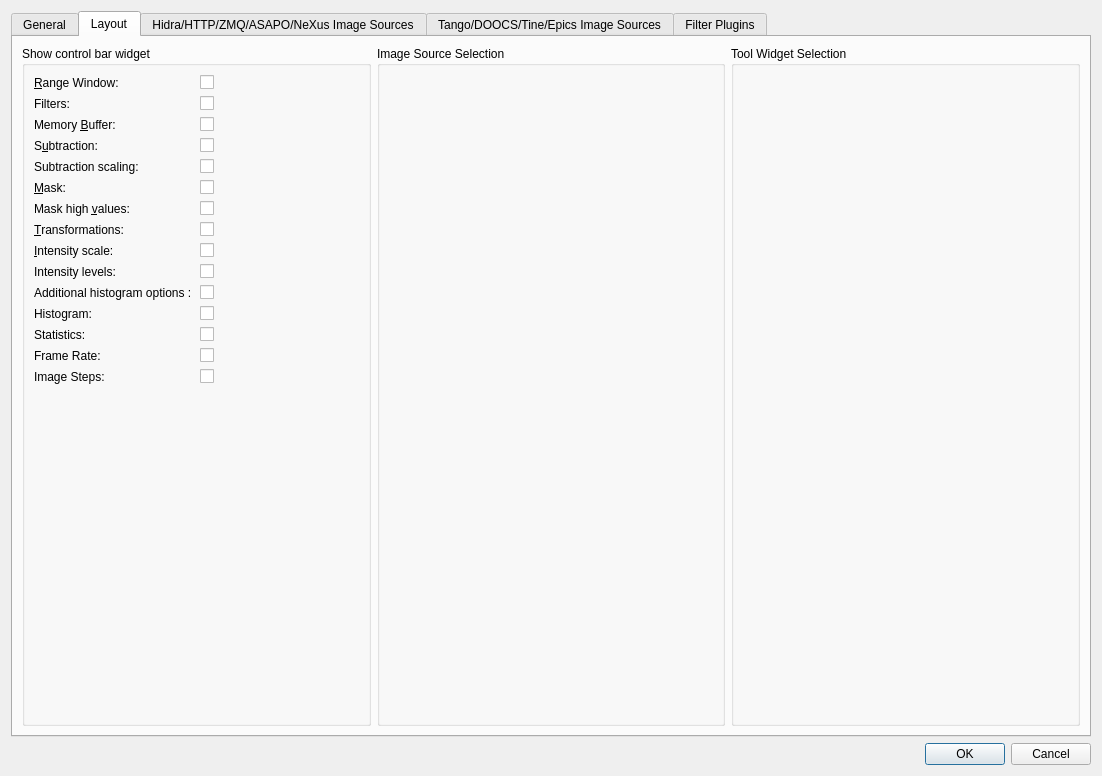
Qt form lavuelib/ui/ConfigDialog.ui (syncope/lavue) before a commit.
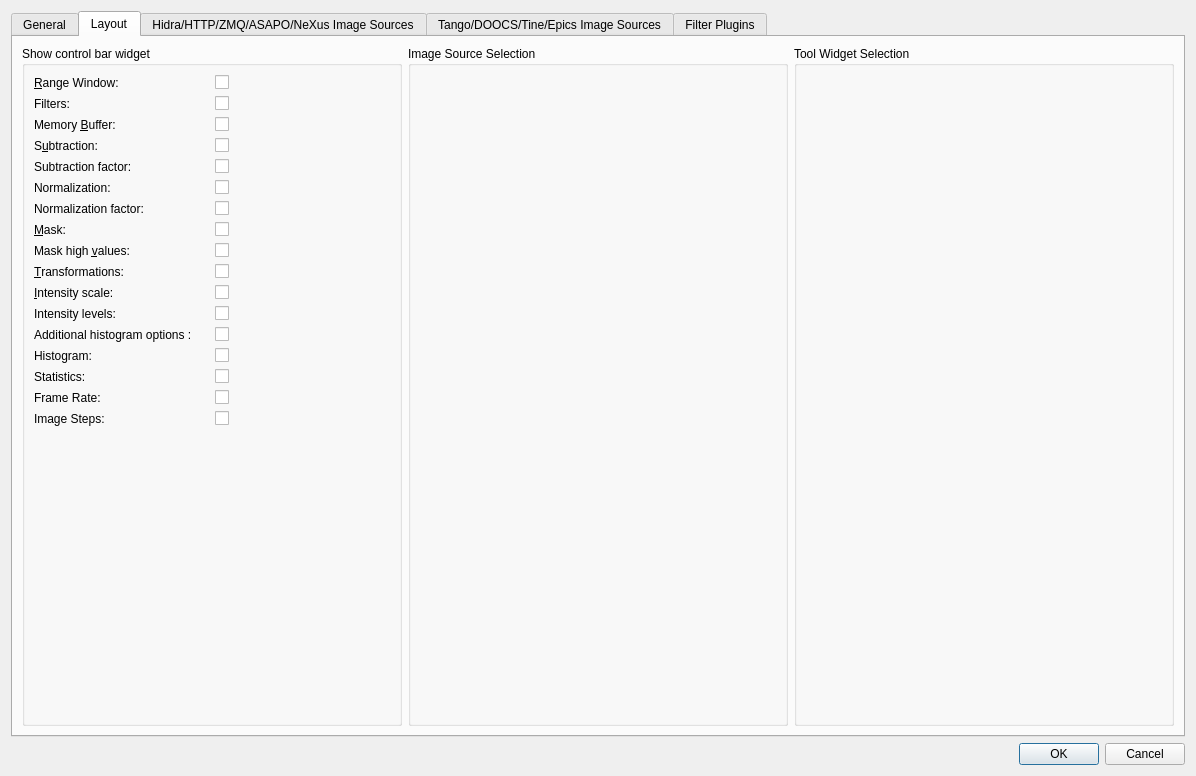
The same form after that commit. The open tabs and pages were chosen to show the change.

Patch:
```diff
--- a/lavuelib/ui/ConfigDialog.ui
+++ b/lavuelib/ui/ConfigDialog.ui
@@ -6,7 +6,7 @@
    <rect>
     <x>0</x>
     <y>0</y>
-    <width>1102</width>
+    <width>1196</width>
     <height>776</height>
    </rect>
   </property>
@@ -1177,7 +1177,7 @@
             </item>
             <item row="0" column="0">
              <layout class="QGridLayout" name="viewGridLayout">
-              <item row="16" column="0">
+              <item row="18" column="0">
                <widget class="QLabel" name="showstepsLabel">
                 <property name="toolTip">
                  <string>&lt;html&gt;&lt;head/&gt;&lt;body&gt;&lt;p&gt;show image steps widgets&lt;/p&gt;&lt;/body&gt;&lt;/html&gt;</string>
@@ -1190,7 +1190,7 @@
                 </property>
                </widget>
               </item>
-              <item row="14" column="0">
+              <item row="16" column="0">
                <widget class="QLabel" name="showstatsLabel">
                 <property name="toolTip">
                  <string>&lt;html&gt;&lt;head/&gt;&lt;body&gt;&lt;p&gt;show widgets with statistics values&lt;/p&gt;&lt;/body&gt;&lt;/html&gt;</string>
@@ -1203,7 +1203,7 @@
                 </property>
                </widget>
               </item>
-              <item row="7" column="0">
+              <item row="9" column="0">
                <widget class="QLabel" name="showmaskLabel">
                 <property name="toolTip">
                  <string>show widgets to select the image mask</string>
@@ -1216,7 +1216,7 @@
                 </property>
                </widget>
               </item>
-              <item row="8" column="0">
+              <item row="10" column="0">
                <widget class="QLabel" name="showmaskhighLabel">
                 <property name="toolTip">
                  <string>&lt;html&gt;&lt;head/&gt;&lt;body&gt;&lt;p&gt;show widgets to select the mask high pixel values&lt;/p&gt;&lt;/body&gt;&lt;/html&gt;</string>
@@ -1229,7 +1229,7 @@
                 </property>
                </widget>
               </item>
-              <item row="10" column="0">
+              <item row="12" column="0">
                <widget class="QLabel" name="showscaleLabel">
                 <property name="toolTip">
                  <string>show widgets to select the image intensity scale</string>
@@ -1242,17 +1242,17 @@
                 </property>
                </widget>
               </item>
-              <item row="13" column="1">
-               <widget class="QCheckBox" name="showhistoCheckBox">
-                <property name="toolTip">
-                 <string>show histogram to set range and color distribution</string>
-                </property>
-                <property name="text">
-                 <string/>
-                </property>
-               </widget>
-              </item>
               <item row="15" column="1">
+               <widget class="QCheckBox" name="showhistoCheckBox">
+                <property name="toolTip">
+                 <string>show histogram to set range and color distribution</string>
+                </property>
+                <property name="text">
+                 <string/>
+                </property>
+               </widget>
+              </item>
+              <item row="17" column="1">
                <widget class="QCheckBox" name="showframerateCheckBox">
                 <property name="toolTip">
                  <string>&lt;html&gt;&lt;head/&gt;&lt;body&gt;&lt;p&gt;show widgets to view frame rate in Hz&lt;/p&gt;&lt;/body&gt;&lt;/html&gt;</string>
@@ -1262,7 +1262,7 @@
                 </property>
                </widget>
               </item>
-              <item row="9" column="1">
+              <item row="11" column="1">
                <widget class="QCheckBox" name="showtransCheckBox">
                 <property name="toolTip">
                  <string>show widgets to select the image transformations</string>
@@ -1272,7 +1272,7 @@
                 </property>
                </widget>
               </item>
-              <item row="14" column="1">
+              <item row="16" column="1">
                <widget class="QCheckBox" name="showstatsCheckBox">
                 <property name="toolTip">
                  <string>&lt;html&gt;&lt;head/&gt;&lt;body&gt;&lt;p&gt;show widgets with statistics values&lt;/p&gt;&lt;/body&gt;&lt;/html&gt;</string>
@@ -1282,7 +1282,7 @@
                 </property>
                </widget>
               </item>
-              <item row="11" column="0">
+              <item row="13" column="0">
                <widget class="QLabel" name="showlevelsLabel">
                 <property name="toolTip">
                  <string>show widgets to select the image intensity levels</string>
@@ -1295,17 +1295,17 @@
                 </property>
                </widget>
               </item>
-              <item row="10" column="1">
-               <widget class="QCheckBox" name="showscaleCheckBox">
-                <property name="toolTip">
-                 <string>show widgets to select the image intensity scale</string>
-                </property>
-                <property name="text">
-                 <string/>
-                </property>
-               </widget>
-              </item>
               <item row="12" column="1">
+               <widget class="QCheckBox" name="showscaleCheckBox">
+                <property name="toolTip">
+                 <string>show widgets to select the image intensity scale</string>
+                </property>
+                <property name="text">
+                 <string/>
+                </property>
+               </widget>
+              </item>
+              <item row="14" column="1">
                <widget class="QCheckBox" name="showaddhistoCheckBox">
                 <property name="toolTip">
                  <string>&lt;html&gt;&lt;head/&gt;&lt;body&gt;&lt;p&gt;show additional histogram options like image data step and bin edges algorithm&lt;/p&gt;&lt;/body&gt;&lt;/html&gt;</string>
@@ -1315,7 +1315,7 @@
                 </property>
                </widget>
               </item>
-              <item row="13" column="0">
+              <item row="15" column="0">
                <widget class="QLabel" name="showhistoLabel">
                 <property name="toolTip">
                  <string>show histogram to set range and color distribution</string>
@@ -1328,14 +1328,14 @@
                 </property>
                </widget>
               </item>
-              <item row="11" column="1">
+              <item row="13" column="1">
                <widget class="QCheckBox" name="showlevelsCheckBox">
                 <property name="text">
                  <string/>
                 </property>
                </widget>
               </item>
-              <item row="12" column="0">
+              <item row="14" column="0">
                <widget class="QLabel" name="showaddhistoLabel">
                 <property name="toolTip">
                  <string>&lt;html&gt;&lt;head/&gt;&lt;body&gt;&lt;p&gt;show additional histogram options like image data step and bin edges algorithm&lt;/p&gt;&lt;/body&gt;&lt;/html&gt;</string>
@@ -1348,7 +1348,7 @@
                 </property>
                </widget>
               </item>
-              <item row="9" column="0">
+              <item row="11" column="0">
                <widget class="QLabel" name="showtransLabel">
                 <property name="toolTip">
                  <string>show widgets to select the image transformations</string>
@@ -1384,7 +1384,7 @@
                 </property>
                </widget>
               </item>
-              <item row="15" column="0">
+              <item row="17" column="0">
                <widget class="QLabel" name="showframerateLabel">
                 <property name="toolTip">
                  <string>&lt;html&gt;&lt;head/&gt;&lt;body&gt;&lt;p&gt;show widgets to view frame rate in Hz&lt;/p&gt;&lt;/body&gt;&lt;/html&gt;</string>
@@ -1433,7 +1433,7 @@
                 </property>
                </widget>
               </item>
-              <item row="8" column="1">
+              <item row="10" column="1">
                <widget class="QCheckBox" name="showmaskhighCheckBox">
                 <property name="toolTip">
                  <string>&lt;html&gt;&lt;head/&gt;&lt;body&gt;&lt;p&gt;show widgets to select the mask high pixel values&lt;/p&gt;&lt;/body&gt;&lt;/html&gt;</string>
@@ -1443,7 +1443,7 @@
                 </property>
                </widget>
               </item>
-              <item row="7" column="1">
+              <item row="9" column="1">
                <widget class="QCheckBox" name="showmaskCheckBox">
                 <property name="toolTip">
                  <string>show widgets to select the image mask</string>
@@ -1486,7 +1486,7 @@
                 </property>
                </widget>
               </item>
-              <item row="16" column="1">
+              <item row="18" column="1">
                <widget class="QCheckBox" name="showstepsCheckBox">
                 <property name="toolTip">
                  <string>&lt;html&gt;&lt;head/&gt;&lt;body&gt;&lt;p&gt;show image steps widgets&lt;/p&gt;&lt;/body&gt;&lt;/html&gt;</string>
@@ -1496,10 +1496,33 @@
                 </property>
                </widget>
               </item>
+              <item row="7" column="0">
+               <widget class="QLabel" name="shownormLabel">
+                <property name="toolTip">
+                 <string>&lt;html&gt;&lt;head/&gt;&lt;body&gt;&lt;p&gt;show widgets to select the image normalization&lt;/p&gt;&lt;/body&gt;&lt;/html&gt;</string>
+                </property>
+                <property name="text">
+                 <string>Normalization:</string>
+                </property>
+                <property name="buddy">
+                 <cstring>shownormCheckBox</cstring>
+                </property>
+               </widget>
+              </item>
+              <item row="7" column="1">
+               <widget class="QCheckBox" name="shownormCheckBox">
+                <property name="toolTip">
+                 <string>&lt;html&gt;&lt;head/&gt;&lt;body&gt;&lt;p&gt;show widgets to select the image normalization&lt;/p&gt;&lt;/body&gt;&lt;/html&gt;</string>
+                </property>
+                <property name="text">
+                 <string/>
+                </property>
+               </widget>
+              </item>
               <item row="6" column="0">
                <widget class="QLabel" name="showsubsfLabel">
                 <property name="text">
-                 <string>Subtraction scaling:</string>
+                 <string>Subtraction factor:</string>
                 </property>
                 <property name="buddy">
                  <cstring>showsubsfCheckBox</cstring>
@@ -1508,6 +1531,32 @@
               </item>
               <item row="6" column="1">
                <widget class="QCheckBox" name="showsubsfCheckBox">
+                <property name="toolTip">
+                 <string>&lt;html&gt;&lt;head/&gt;&lt;body&gt;&lt;p&gt;show widgets to select the image backgroud subtraction scaling factor&lt;/p&gt;&lt;/body&gt;&lt;/html&gt;</string>
+                </property>
+                <property name="text">
+                 <string/>
+                </property>
+               </widget>
+              </item>
+              <item row="8" column="0">
+               <widget class="QLabel" name="shownormsfLabel">
+                <property name="toolTip">
+                 <string>&lt;html&gt;&lt;head/&gt;&lt;body&gt;&lt;p&gt;show widgets to select the image normalization scaling factor&lt;/p&gt;&lt;/body&gt;&lt;/html&gt;</string>
+                </property>
+                <property name="text">
+                 <string>Normalization factor:</string>
+                </property>
+                <property name="buddy">
+                 <cstring>shownormsfCheckBox</cstring>
+                </property>
+               </widget>
+              </item>
+              <item row="8" column="1">
+               <widget class="QCheckBox" name="shownormsfCheckBox">
+                <property name="toolTip">
+                 <string>&lt;html&gt;&lt;head/&gt;&lt;body&gt;&lt;p&gt;show widgets to select the image normalization scaling factor&lt;/p&gt;&lt;/body&gt;&lt;/html&gt;</string>
+                </property>
                 <property name="text">
                  <string/>
                 </property>
```
Left out of the diff: 46 changed lines with no effect on the pictures.
